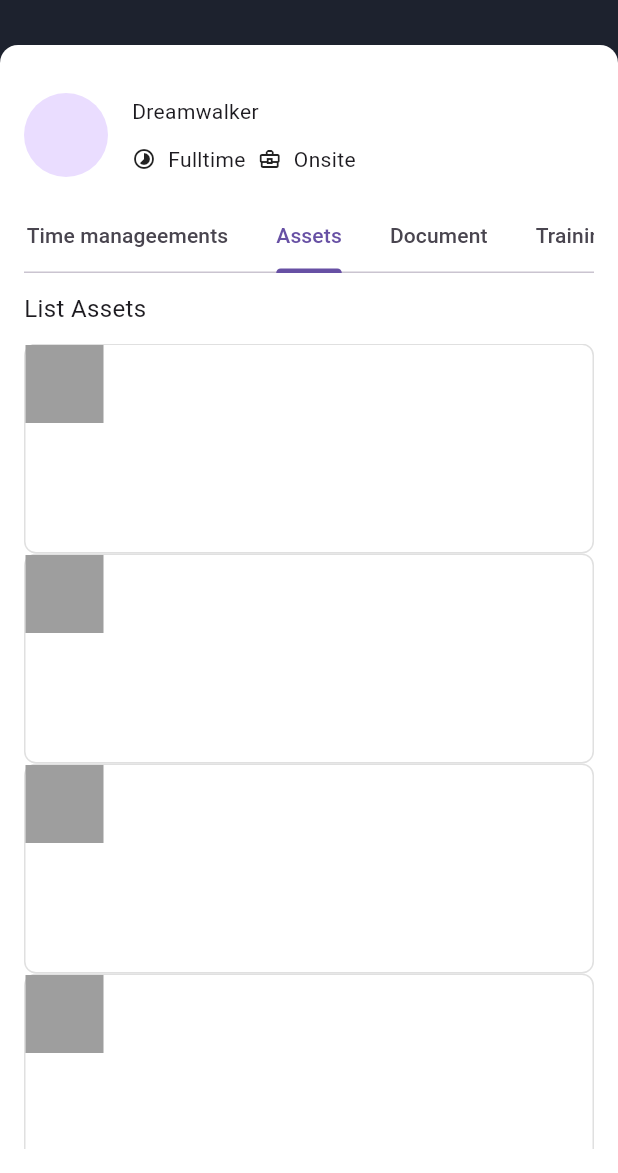
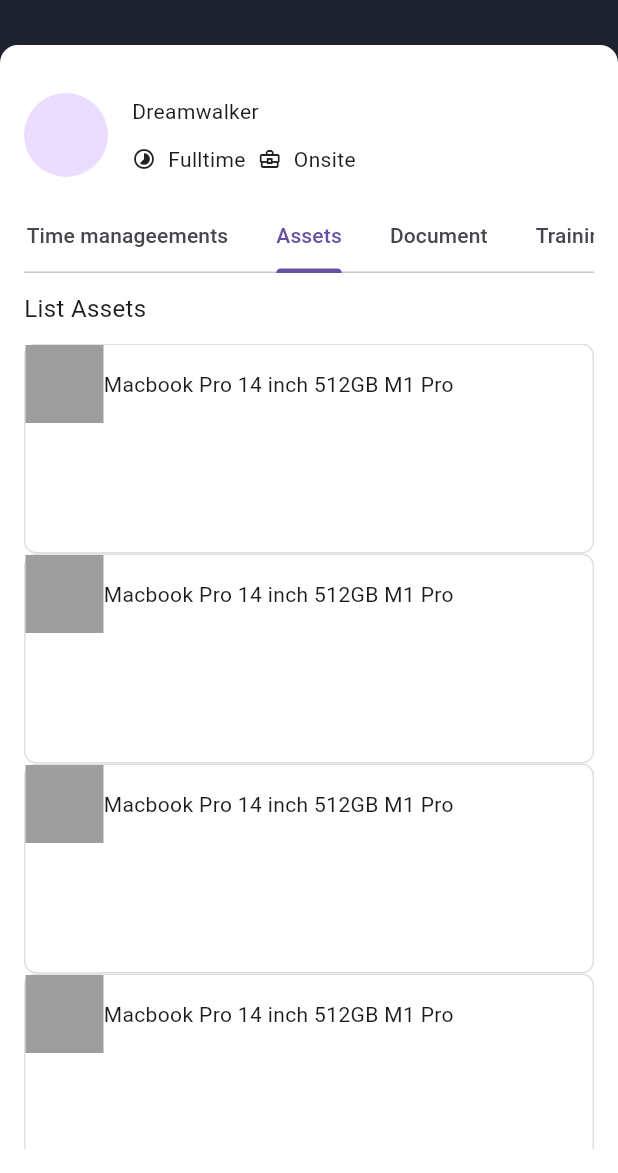
Before and after one commit to JAICHANGPARK/flutter_notebook_chapter_43, a Flutter app: the EmployeeDetailPage screen opened directly, tab 3 chosen, on a phone screen of 412 x 824 dp, the part 63-1236 px from its top. Run offline on Flutter 3.47's test engine with Material 3 defaults, Android fonts, the phone set to English and light mode, and no system bars; our stand-ins replace gap, hugeicons, percent_indicator.

Commit message:
Update employee_assets_widget.dart

```diff
--- a/lib/ep2178_employee_app/ui/employee_assets_widget.dart
+++ b/lib/ep2178_employee_app/ui/employee_assets_widget.dart
@@ -45,7 +45,16 @@ class _EmployeeAssetsWidgetState extends State<EmployeeAssetsWidget> {
                       ),
                       Expanded(
                           child: Column(
-                        children: [],
+                        crossAxisAlignment: CrossAxisAlignment.start,
+                        children: [
+                          Text("Macbook Pro 14 inch 512GB M1 Pro"),
+                          Container(
+                            decoration: ShapeDecoration(
+                              shape: StadiumBorder(),
+                              color: Colors.grey,
+                            ),
+                          )
+                        ],
                       ))
                     ],
                   )
```
